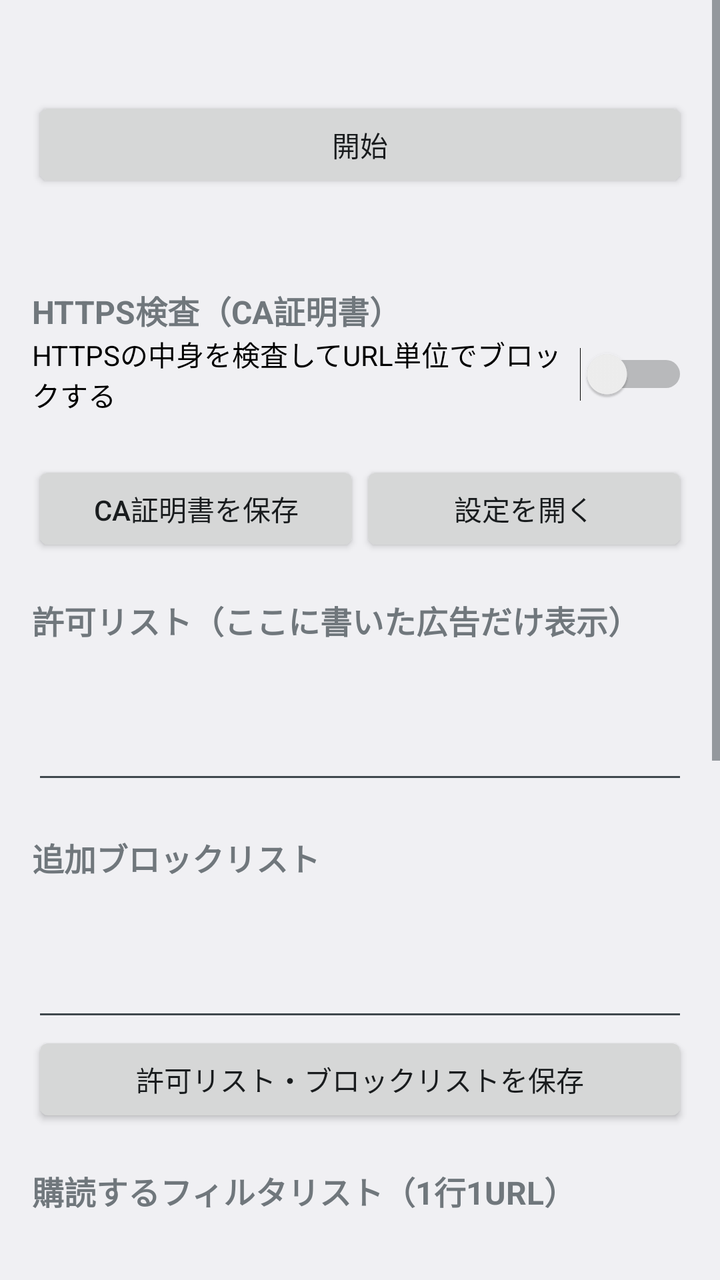
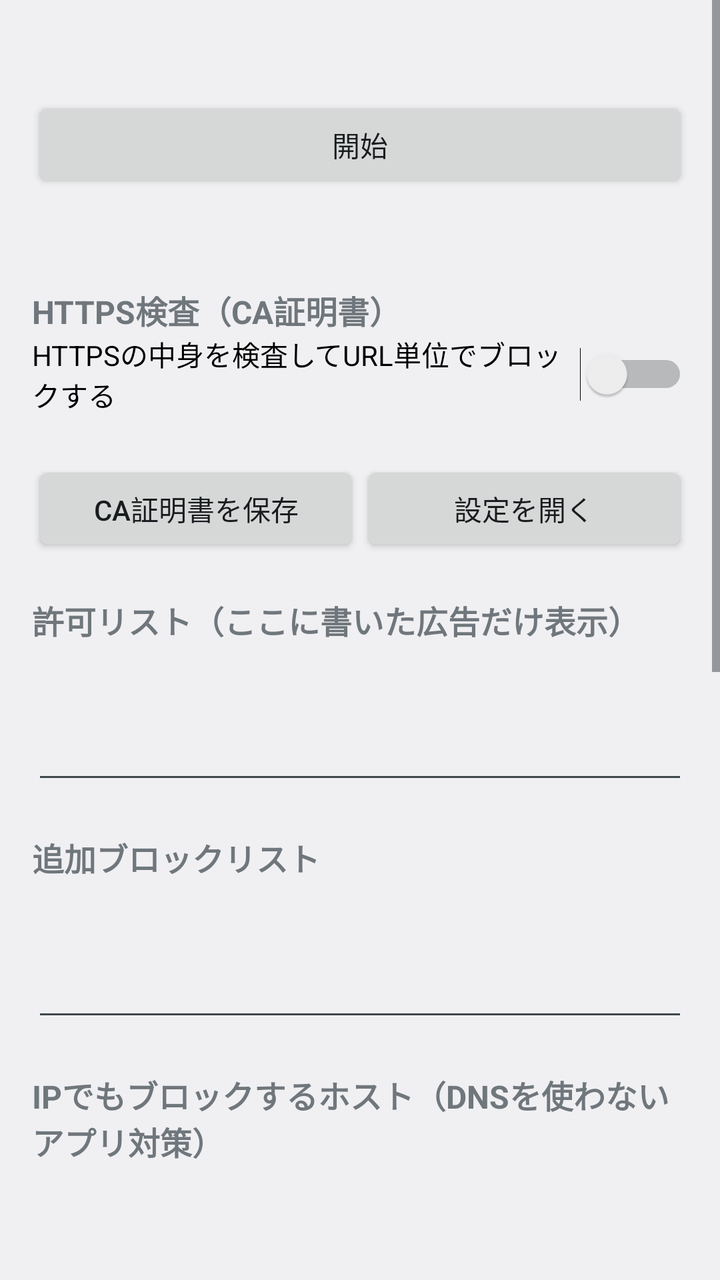

Screens rendered from an Android XML layout before and after an edit, with the pre-edit source and the edit as a unified diff.
<!-- AndroidManifest.xml: application theme android:Theme.DeviceDefault.DayNight -->
<!-- res/layout/activity_main.xml -->
<?xml version="1.0" encoding="utf-8"?>
<ScrollView xmlns:android="http://schemas.android.com/apk/res/android"
    android:layout_width="match_parent"
    android:layout_height="match_parent"
    android:fitsSystemWindows="true">

    <LinearLayout
        android:layout_width="match_parent"
        android:layout_height="wrap_content"
        android:orientation="vertical"
        android:padding="16dp">

        <TextView
            android:id="@+id/tvStatus"
            android:layout_width="match_parent"
            android:layout_height="wrap_content"
            android:textSize="18sp"
            android:textStyle="bold" />

        <Button
            android:id="@+id/btnToggle"
            android:layout_width="match_parent"
            android:layout_height="wrap_content"
            android:layout_marginTop="8dp"
            android:text="開始" />

        <TextView
            android:id="@+id/tvStats"
            android:layout_width="match_parent"
            android:layout_height="wrap_content"
            android:layout_marginTop="8dp" />

        
        <TextView style="@style/Section" android:text="HTTPS検査（CA証明書）" />

        <Switch
            android:id="@+id/swMitm"
            android:layout_width="match_parent"
            android:layout_height="wrap_content"
            android:text="HTTPSの中身を検査してURL単位でブロックする" />

        <TextView
            android:id="@+id/tvCa"
            android:layout_width="match_parent"
            android:layout_height="wrap_content"
            android:layout_marginTop="4dp" />

        <LinearLayout
            android:layout_width="match_parent"
            android:layout_height="wrap_content"
            android:orientation="horizontal">

            <Button
                android:id="@+id/btnExportCa"
                android:layout_width="0dp"
                android:layout_height="wrap_content"
                android:layout_weight="1"
                android:text="CA証明書を保存" />

            <Button
                android:id="@+id/btnOpenSettings"
                android:layout_width="0dp"
                android:layout_height="wrap_content"
                android:layout_weight="1"
                android:text="設定を開く" />
        </LinearLayout>

        
        <TextView style="@style/Section" android:text="許可リスト（ここに書いた広告だけ表示）" />

        <EditText
            android:id="@+id/etAllow"
            style="@style/RuleEditor" />

        <TextView style="@style/Section" android:text="追加ブロックリスト" />

        <EditText
            android:id="@+id/etBlock"
            style="@style/RuleEditor" />

        <Button
            android:id="@+id/btnSaveRules"
            android:layout_width="match_parent"
            android:layout_height="wrap_content"
            android:text="許可リスト・ブロックリストを保存" />

        
        <TextView style="@style/Section" android:text="購読するフィルタリスト（1行1URL）" />

        <EditText
            android:id="@+id/etSubs"
            style="@style/RuleEditor" />

        <Button
            android:id="@+id/btnUpdateSubs"
            android:layout_width="match_parent"
            android:layout_height="wrap_content"
            android:text="保存してダウンロード" />

        <TextView
            android:id="@+id/tvSubsResult"
            android:layout_width="match_parent"
            android:layout_height="wrap_content"
            android:fontFamily="monospace"
            android:textSize="11sp" />

        
        <TextView style="@style/Section" android:text="HTTPS検査をしないドメイン" />

        <EditText
            android:id="@+id/etBypass"
            style="@style/RuleEditor" />

        <Button
            android:id="@+id/btnSaveBypass"
            android:layout_width="match_parent"
            android:layout_height="wrap_content"
            android:text="保存" />

        <TextView
            android:layout_width="match_parent"
            android:layout_height="wrap_content"
            android:layout_marginTop="8dp"
            android:text="自動バイパス（検査できなかったホスト）:" />

        <TextView
            android:id="@+id/tvAutoBypass"
            android:layout_width="match_parent"
            android:layout_height="wrap_content"
            android:fontFamily="monospace"
            android:textSize="11sp" />

        <Button
            android:id="@+id/btnClearAuto"
            android:layout_width="match_parent"
            android:layout_height="wrap_content"
            android:text="自動バイパスを消去" />

        
        <TextView style="@style/Section" android:text="最近のログ" />

        <TextView
            android:id="@+id/tvLog"
            android:layout_width="match_parent"
            android:layout_height="wrap_content"
            android:fontFamily="monospace"
            android:textIsSelectable="true"
            android:textSize="11sp" />
    </LinearLayout>
</ScrollView>
<!-- resources referenced by this layout -->
<resources>
  <style name="RuleEditor">
          <item name="android:layout_width">match_parent</item>
          <item name="android:layout_height">wrap_content</item>
          <item name="android:minLines">4</item>
          <item name="android:maxLines">12</item>
          <item name="android:gravity">top|start</item>
          <item name="android:inputType">textMultiLine|textNoSuggestions</item>
          <item name="android:fontFamily">monospace</item>
          <item name="android:textSize">12sp</item>
          <item name="android:scrollbars">vertical</item>
      </style>
  <style name="Section">
          <item name="android:layout_width">match_parent</item>
          <item name="android:layout_height">wrap_content</item>
          <item name="android:layout_marginTop">20dp</item>
          <item name="android:textSize">16sp</item>
          <item name="android:textStyle">bold</item>
      </style>
</resources>

<!-- the commit's change to res/layout/activity_main.xml (unified diff, before → after) -->
@@ -16,6 +16,14 @@
             android:layout_height="wrap_content"
             android:textSize="18sp"
             android:textStyle="bold" />
+
+        <TextView
+            android:id="@+id/tvWarn"
+            android:layout_width="match_parent"
+            android:layout_height="wrap_content"
+            android:layout_marginTop="4dp"
+            android:textColor="#E65100"
+            android:visibility="gone" />
 
         <Button
             android:id="@+id/btnToggle"
@@ -78,11 +86,17 @@
             android:id="@+id/etBlock"
             style="@style/RuleEditor" />
 
+        <TextView style="@style/Section" android:text="IPでもブロックするホスト（DNSを使わないアプリ対策）" />
+
+        <EditText
+            android:id="@+id/etIpBlock"
+            style="@style/RuleEditor" />
+
         <Button
             android:id="@+id/btnSaveRules"
             android:layout_width="match_parent"
             android:layout_height="wrap_content"
-            android:text="許可リスト・ブロックリストを保存" />
+            android:text="リストをすべて保存" />
 
         
         <TextView style="@style/Section" android:text="購読するフィルタリスト（1行1URL）" />
